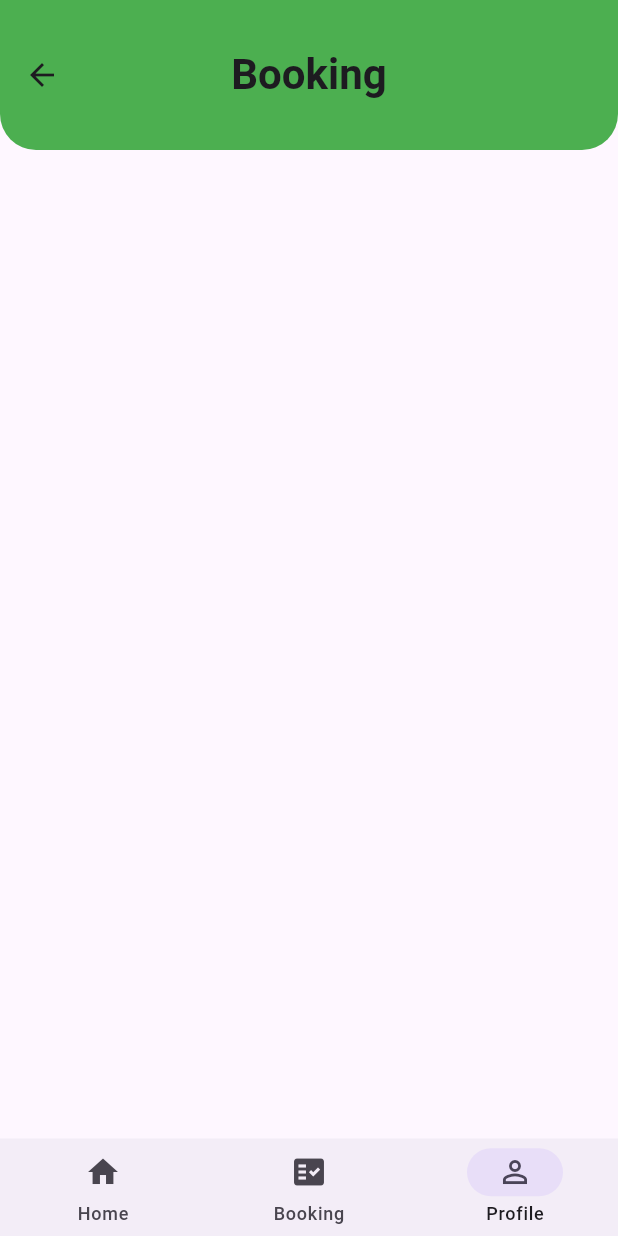
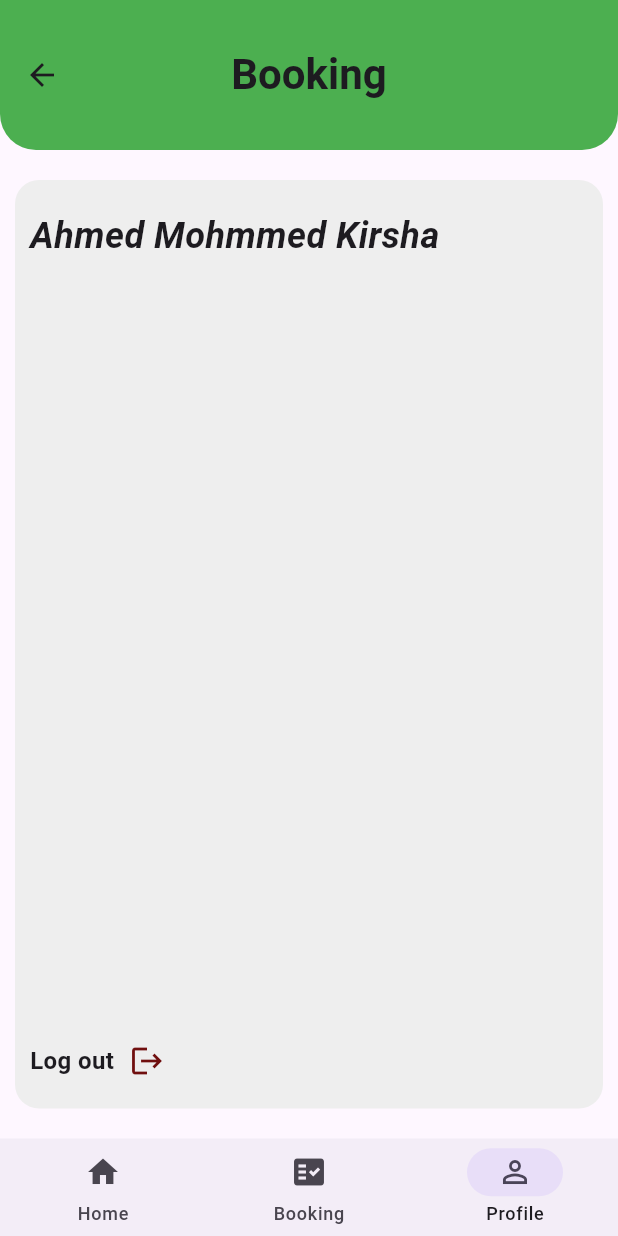
Before and after one commit to AhmedMohmmedd/clinic-app, a Flutter app: the UserView screen opened by its route, item 3 of the bottom bar chosen, on a phone screen of 412 x 824 dp. Run offline on Flutter 3.47's test engine with Material 3 defaults, Android fonts, the phone set to English and light mode, and no system bars; our stand-ins replace get.

Commit message:
refactor and start profile view

```diff
--- a/lib/core/app_constants.dart
+++ b/lib/core/app_constants.dart
@@ -2,4 +2,18 @@ import 'package:flutter/material.dart';
 
 class AppConstants {
   static const kPrimaryColor = Colors.green;
+  static const textStyle24 = TextStyle(
+    fontWeight: FontWeight.bold,
+    fontSize: 24,
+    fontStyle: FontStyle.italic,
+  );
+  static const textStyle18 = TextStyle(
+    fontWeight: FontWeight.bold,
+    fontStyle: FontStyle.italic,
+    fontSize: 18,
+  );
+  static const textStyle16 = TextStyle(
+    fontWeight: FontWeight.bold,
+    fontSize: 16,
+  );
 }
--- a/lib/views/user/profile_view.dart
+++ b/lib/views/user/profile_view.dart
@@ -1,10 +1,52 @@
+import 'package:clinic/core/app_constants.dart';
 import 'package:flutter/material.dart';
+import 'package:get/get.dart';
 
 class ProFileView extends StatelessWidget {
   const ProFileView({super.key});
 
   @override
   Widget build(BuildContext context) {
-    return Scaffold();
+    return Padding(
+      padding: const EdgeInsets.symmetric(horizontal: 10, vertical: 20),
+      child: Container(
+        decoration: BoxDecoration(
+          borderRadius: BorderRadius.circular(16),
+          color: Colors.grey[200],
+        ),
+        child: Padding(
+          padding: const EdgeInsets.symmetric(horizontal: 10, vertical: 20),
+          child: Column(
+            crossAxisAlignment: CrossAxisAlignment.start,
+            mainAxisAlignment: MainAxisAlignment.spaceBetween,
+            children: [
+              const Text(
+                'Ahmed Mohmmed Kirsha',
+                style: AppConstants.textStyle24,
+              ),
+              Row(
+                children: [
+                  const Text(
+                    'Log out',
+                    style: AppConstants.textStyle16,
+                  ),
+                  const SizedBox(
+                    width: 10,
+                  ),
+                  GestureDetector(
+                      onTap: () {
+                        Get.offAndToNamed('/SignInView');
+                      },
+                      child: const Icon(
+                        Icons.logout,
+                        color: const Color.fromARGB(255, 112, 15, 15),
+                      )),
+                ],
+              )
+            ],
+          ),
+        ),
+      ),
+    );
   }
 }
--- a/lib/views/user/user_view.dart
+++ b/lib/views/user/user_view.dart
@@ -35,6 +35,7 @@ class _UserViewState extends State<UserView> {
             fontSize: 28,
           ),
         ),
+
         centerTitle: true,
         shape: const RoundedRectangleBorder(
           borderRadius: BorderRadius.vertical(bottom: Radius.circular(24)),
--- a/lib/views/user/widgets/doctor_info_section.dart
+++ b/lib/views/user/widgets/doctor_info_section.dart
@@ -34,11 +34,7 @@ class DoctorInfoSection extends StatelessWidget {
                     width: MediaQuery.of(context).size.width * .5,
                     child: const Text(
                       'Dr: Ahmed Mohmmed',
-                      style: TextStyle(
-                        fontWeight: FontWeight.bold,
-                        fontStyle: FontStyle.italic,
-                        fontSize: 18,
-                      ),
+                      style: AppConstants.textStyle18,
                       maxLines: 2,
                       overflow: TextOverflow.ellipsis,
                     ),
```
Also changed, not shown: lib/views/user/widgets/booking_view_item.dart (+18 -33 lines).
